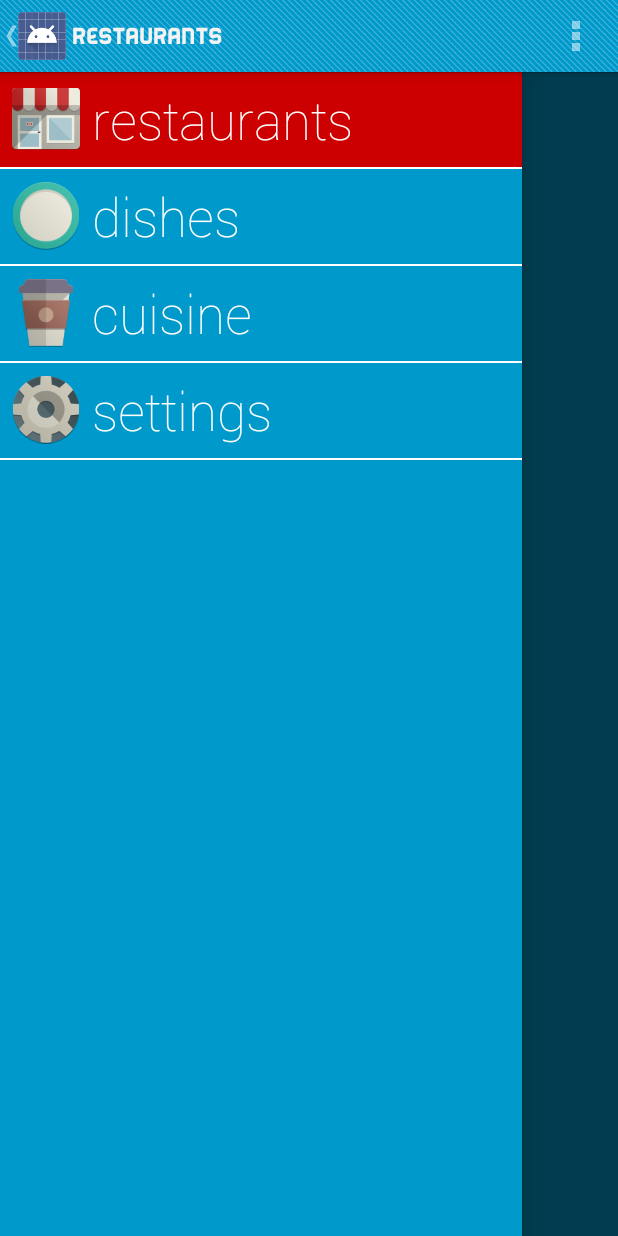
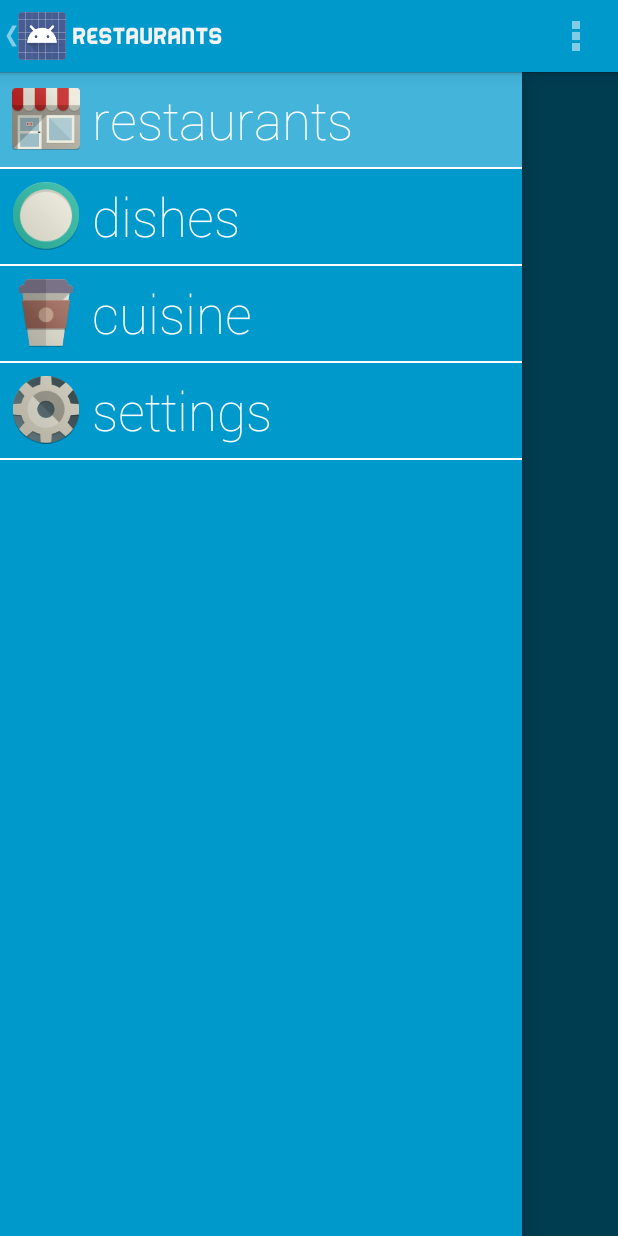
Before and after one commit to RiStaurants/RiStaurants, an Android app: the screen it shows after launch (MainActivity), with the side drawer open, on a phone screen of 412 x 824 dp. Run offline under Robolectric (Android 15) with nearby library versions, the phone set to English and light mode, and no system bars; our stand-ins replace Volley; network calls fail; 7 statements that could not run were skipped.

Commit message:
Minor coding.

```diff
--- a/ristaurants/src/main/java/com/ristaurants/ristaurants/adapters/RestaurantsAdapter.java
+++ b/ristaurants/src/main/java/com/ristaurants/ristaurants/adapters/RestaurantsAdapter.java
@@ -93,7 +93,6 @@ public class RestaurantsAdapter extends BaseAdapter {
             // set restaurant phone
 			mViewHolder.mTvRestaurantPhone.setText(mData.getJSONArray("restaurants").getJSONObject(position).getString("phone"));
 			mViewHolder.mTvRestaurantPhone.setOnClickListener(new View.OnClickListener(){
-
 					@Override
 					public void onClick(View view) {
 						// open phone dialer with phone number
--- a/ristaurants/src/main/java/com/ristaurants/ristaurants/app/BaseActivity.java
+++ b/ristaurants/src/main/java/com/ristaurants/ristaurants/app/BaseActivity.java
@@ -18,6 +18,7 @@ import com.ristaurants.ristaurants.adapters.NaviDrawerLeftAdapter;
 import com.ristaurants.ristaurants.views.ActionBarFont;
 
 import android.view.*;
+import android.graphics.drawable.*;
 
 public class BaseActivity extends FragmentActivity {
 	// instance variables
@@ -30,6 +31,7 @@ public class BaseActivity extends FragmentActivity {
     private String[] mDrawerTitles;
 	private boolean mUserLearnedDrawer;
 	private int mCurrentSelectedPosition;
+	private ColorDrawable[] mDrawerBackgroundColor;
 
 	/** Called when the activity is first created. */
 	@Override
@@ -67,13 +69,24 @@ public class BaseActivity extends FragmentActivity {
         // get drawer title list
         mDrawerTitles = getResources().getStringArray(R.array.drawer_title_list);
 
+		// instantiate drawer colors
+		mDrawerBackgroundColor = new ColorDrawable[4];
+		mDrawerBackgroundColor[0] =	new ColorDrawable(getResources().getInteger(R.color.restaurants_bg));
+		mDrawerBackgroundColor[1] = new ColorDrawable(getResources().getInteger(R.color.dishes_bg));
+		mDrawerBackgroundColor[2] = new ColorDrawable(getResources().getInteger(R.color.cuisine_bg));
+		mDrawerBackgroundColor[3] = new ColorDrawable(getResources().getInteger(R.color.settings_bg));
+
         // instantiate views
         mDrawerLayout = (DrawerLayout) findViewById(R.id.dl_drawer);
         mLvDrawer = (ListView) findViewById(R.id.lv_drawer_left);
 
-        // set navigation menu adapter
+        // open drawer if the user have not learned the drawer
+		if (!mUserLearnedDrawer) {
+			mDrawerLayout.openDrawer(mLvDrawer);
+		}
+
+		// set navigation menu adapter and listener
         mLvDrawer.setAdapter(new NaviDrawerLeftAdapter(this, mDrawerIcons, mDrawerTitles));
-        //mDrawerLayout.openDrawer(mLvDrawer);
         mLvDrawer.setOnItemClickListener(new AdapterView.OnItemClickListener() {
             @Override
             public void onItemClick(AdapterView<?> parent, View view, int position, long id) {
@@ -81,6 +94,7 @@ public class BaseActivity extends FragmentActivity {
             }
         });
 
+		// instantiate ActionBarToggle
         mDrawerToggle = new ActionBarDrawerToggle(this,
                 mDrawerLayout,
                 R.drawable.ic_navigation_drawer,
@@ -90,6 +104,9 @@ public class BaseActivity extends FragmentActivity {
             public void onDrawerClosed(View view) {
                 // refresh action bar menu
                 invalidateOptionsMenu();
+
+				// set drawer background color
+				setDrawerBackground(mCurrentSelectedPosition);
             }
 
             public void onDrawerOpened(View view) {
@@ -145,8 +162,11 @@ public class BaseActivity extends FragmentActivity {
         mFragTrans.replace(R.id.fl_drawer, mFrag);
         mFragTrans.commit();
 
-        // update selected item
+		// update selected item
         mLvDrawer.setItemChecked(position, true);
+
+		// set current selected item
+		mCurrentSelectedPosition = position;
 
         // close navigation menu
 		closeLeftDrawer();
@@ -227,4 +247,13 @@ public class BaseActivity extends FragmentActivity {
     public boolean getUserLearnedDrawer() {
         return mUserLearnedDrawer;
     }
+
+	/**
+	 * Set the navigation drawer background
+	 *
+	 * @params position The position in @mDrawerBackgroundColor containing the color.
+	 */
+	private void setDrawerBackground(int position){
+		mLvDrawer.setBackgroundDrawable(mDrawerBackgroundColor[position]);
+	}
 }
--- a/ristaurants/src/main/java/com/ristaurants/ristaurants/app/RestaurantsFrag.java
+++ b/ristaurants/src/main/java/com/ristaurants/ristaurants/app/RestaurantsFrag.java
@@ -12,19 +12,16 @@ import org.json.*;
 import com.ristaurants.ristaurants.adapters.*;
 import android.location.*;
 import android.content.*;
+import android.graphics.drawable.*;
 
 /**
  * Restaurants Fragment
  */
 public class RestaurantsFrag extends Fragment {
 	// instance variables
-    private static final String API_KEY = "&key=AIzaSyB48wXIVLTIamI2z1eixGyXkEzp9SVeizA";
 	private ListView mLvContent;
 	private RestaurantsAdapter mAdapter;
 	private final String BASE_URL = "https://dl.dropboxusercontent.com/u/27136243/RiStaurants/json/restaurants-view.json";
-
-
-    //"address" : “320 broad street providence, ri 02907”
 
 	@Override
 	public View onCreateView(LayoutInflater inflater, ViewGroup container, Bundle savedInstanceState) {
@@ -35,6 +32,9 @@ public class RestaurantsFrag extends Fragment {
 	@Override
 	public void onActivityCreated(Bundle savedInstanceState) {
 		super.onActivityCreated(savedInstanceState);
+
+		// set action bar background
+		HelperClass.setActionBarBackground(getActivity(), R.color.restaurants_bg);
 
 		// instantiate views
 		mLvContent = (ListView) getActivity().findViewById(R.id.lv_content);
--- /dev/null
+++ b/ristaurants/src/main/java/com/ristaurants/ristaurants/misc/HelperClass.java
@@ -0,0 +1,21 @@
+package com.ristaurants.ristaurants.misc;
+import android.app.*;
+import android.graphics.drawable.*;
+import com.ristaurants.ristaurants.app.*;
+
+public class HelperClass {
+
+	/**
+	 * Set action bar bacground
+	 *
+	 * @params activity The activity to set ActionBar bacground to.
+	 * @params resColorId The Drawable color to set the ActionBar to.
+	 *
+	 */
+	public static void setActionBarBackground(Activity activity, int resColorId){
+		// change action bar color
+		activity.getActionBar().setBackgroundDrawable(new ColorDrawable(activity.getResources().getInteger(resColorId)));
+		activity.getActionBar().setDisplayShowTitleEnabled(false);
+		activity.getActionBar().setDisplayShowTitleEnabled(true);
+	}
+}
--- a/ristaurants/src/main/res/layout/activity_base.xml
+++ b/ristaurants/src/main/res/layout/activity_base.xml
@@ -3,8 +3,7 @@
 	xmlns:android="http://schemas.android.com/apk/res/android"
 	android:id="@+id/dl_drawer"
 	android:layout_height="match_parent"
-	android:layout_width="match_parent"
-	android:background="@color/background">
+	android:layout_width="match_parent">
 
 	<!-- Fragment Holder -->
 	<FrameLayout
@@ -22,7 +21,6 @@
 		android:divider="@android:color/white"
 		android:dividerHeight="@dimen/drawer_divider"
 		android:background="@color/drawer_background"
-		android:orientation="vertical"
-		android:entries="@array/drawer_title_list"/>
+		android:orientation="vertical" />
 
 </android.support.v4.widget.DrawerLayout>
--- a/ristaurants/src/main/res/layout/frag_restaurants.xml
+++ b/ristaurants/src/main/res/layout/frag_restaurants.xml
@@ -3,6 +3,7 @@
     android:layout_height="match_parent"
 	android:paddingLeft="@dimen/list_padding_left"
 	android:paddingRight="@dimen/list_padding_right"
+	android:background="@color/restaurants_bg"
     android:orientation="vertical">
 
 	<ListView
--- a/ristaurants/src/main/res/values/colors.xml
+++ b/ristaurants/src/main/res/values/colors.xml
@@ -2,6 +2,12 @@
 <resources>
 	<color name="drawer_background">#ff0099cc</color>
 	<color name="background">#ff0099cc</color>
-	<color name="selected_item_bg">#cc0000</color>
+	<color name="selected_item_bg">#44ffffff</color>
 	<color name="text_overlay">#bb005577</color>
+
+	<!-- Action Bar Color -->
+	<color name="restaurants_bg">#ff0099cc</color>
+	<color name="dishes_bg">#cc0000</color>
+	<color name="cuisine_bg">#ff8800</color>
+	<color name="settings_bg">#669900</color>
 </resources>
```
Also changed, not shown: ristaurants/src/main/java/com/ristaurants/ristaurants/app/CuisineFrag.java (+17 -0 lines), ristaurants/src/main/java/com/ristaurants/ristaurants/app/DishesFrag.java (+17 -0 lines), ristaurants/src/main/java/com/ristaurants/ristaurants/app/SettingsFrag.java (+19 -0 lines), ristaurants/src/main/res/layout/frag_cuisine.xml (added, +7 -0 lines), ristaurants/src/main/res/layout/frag_dishes.xml (added, +7 -0 lines), ristaurants/src/main/res/layout/frag_settings.xml (added, +7 -0 lines), 50 other files. Lines whose indentation alone changed are shown as unchanged.
